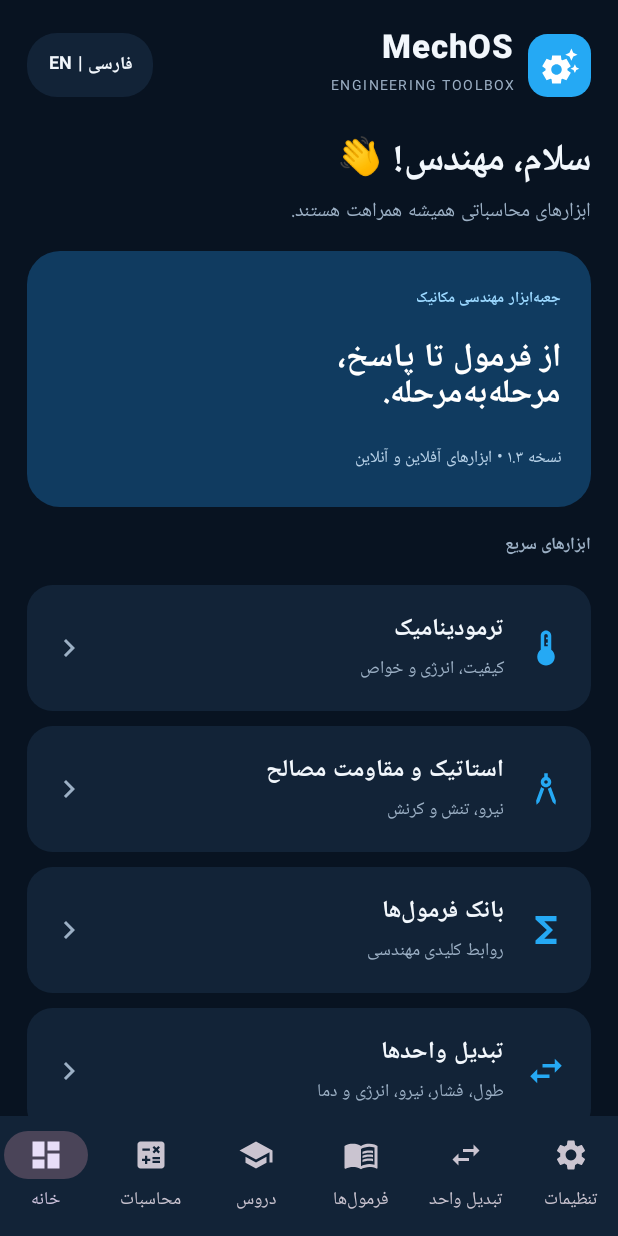
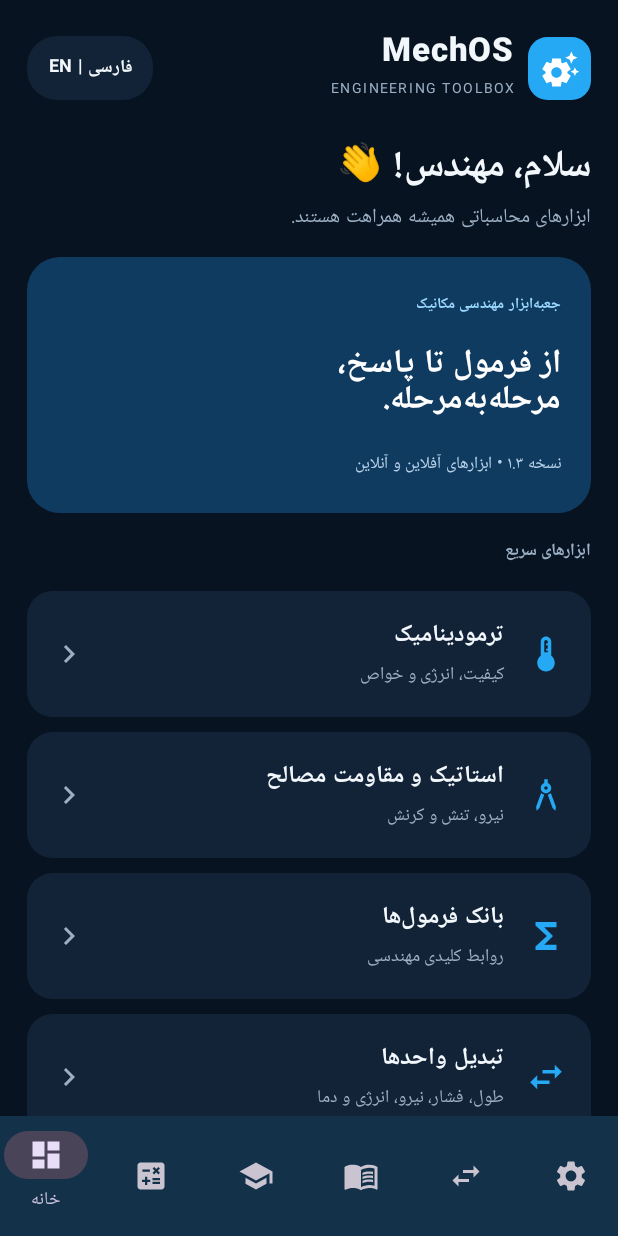
Before and after one commit to aria2004/MechOS, an Android app built with Jetpack Compose: the screen it shows after launch (MainActivity), on a phone screen of 412 x 824 dp. Run offline under Robolectric (Android 15) with nearby library versions, the phone set to English and light mode, and no system bars.

Commit message:
Make app layout responsive on compact phones and tablets

```diff
--- a/app/src/main/java/com/mechnos/app/MainActivity.kt
+++ b/app/src/main/java/com/mechnos/app/MainActivity.kt
@@ -49,25 +49,28 @@ fun MechOSApp() {
     val fa = !english
     MaterialTheme(colorScheme = if (dark) darkColorScheme(primary=Blue, background=bg, surface=surface) else lightColorScheme(primary=Color(0xFF087FC2), background=bg, surface=surface)) {
         Scaffold(containerColor=bg, bottomBar={
-            NavigationBar(containerColor=surface) {
-                NavigationBarItem(selected=page==0,onClick={page=0},icon={Icon(Icons.Default.Dashboard,null)},label={Text(if(fa) "خانه" else "Home")})
-                NavigationBarItem(selected=page==1,onClick={page=1},icon={Icon(Icons.Default.Calculate,null)},label={Text(if(fa) "محاسبات" else "Calculator")})
-                NavigationBarItem(selected=page==2,onClick={page=2},icon={Icon(Icons.Default.School,null)},label={Text(if(fa) "دروس" else "Courses")})
-                NavigationBarItem(selected=page==3,onClick={page=3},icon={Icon(Icons.Default.MenuBook,null)},label={Text(if(fa) "فرمول‌ها" else "Formulas")})
-                NavigationBarItem(selected=page==4,onClick={page=4},icon={Icon(Icons.Default.SwapHoriz,null)},label={Text(if(fa) "تبدیل واحد" else "Convert")})
-                NavigationBarItem(selected=page==5,onClick={page=5},icon={Icon(Icons.Default.Settings,null)},label={Text(if(fa) "تنظیمات" else "Settings")})
+            NavigationBar(containerColor=surface, tonalElevation=5.dp) {
+                NavigationBarItem(selected=page==0,onClick={page=0},icon={Icon(Icons.Default.Dashboard,null)},label={Text(if(fa) "خانه" else "Home", maxLines=1)},alwaysShowLabel=false)
+                NavigationBarItem(selected=page==1,onClick={page=1},icon={Icon(Icons.Default.Calculate,null)},label={Text(if(fa) "محاسبات" else "Calculator", maxLines=1)},alwaysShowLabel=false)
+                NavigationBarItem(selected=page==2,onClick={page=2},icon={Icon(Icons.Default.School,null)},label={Text(if(fa) "دروس" else "Courses", maxLines=1)},alwaysShowLabel=false)
+                NavigationBarItem(selected=page==3,onClick={page=3},icon={Icon(Icons.Default.MenuBook,null)},label={Text(if(fa) "فرمول‌ها" else "Formulas", maxLines=1)},alwaysShowLabel=false)
+                NavigationBarItem(selected=page==4,onClick={page=4},icon={Icon(Icons.Default.SwapHoriz,null)},label={Text(if(fa) "تبدیل" else "Convert", maxLines=1)},alwaysShowLabel=false)
+                NavigationBarItem(selected=page==5,onClick={page=5},icon={Icon(Icons.Default.Settings,null)},label={Text(if(fa) "تنظیمات" else "Settings", maxLines=1)},alwaysShowLabel=false)
             }
         }) { padding ->
             CompositionLocalProvider(LocalLayoutDirection provides if(fa) LayoutDirection.Rtl else LayoutDirection.Ltr) {
-            Column(Modifier.fillMaxSize().background(bg).padding(padding).padding(horizontal=18.dp)) {
-                Row(Modifier.fillMaxWidth().padding(top=18.dp,bottom=18.dp), horizontalArrangement=Arrangement.SpaceBetween, verticalAlignment=Alignment.CenterVertically) {
+            BoxWithConstraints(Modifier.fillMaxSize().background(bg).padding(padding)) {
+                val compact = maxWidth < 380.dp
+                val sidePadding = when { maxWidth < 360.dp -> 12.dp; maxWidth < 600.dp -> 18.dp; else -> 28.dp }
+                Column(Modifier.fillMaxSize().widthIn(max=920.dp).align(Alignment.TopCenter).padding(horizontal=sidePadding)) {
+                Row(Modifier.fillMaxWidth().padding(top=if(compact) 12.dp else 20.dp,bottom=if(compact) 12.dp else 20.dp), horizontalArrangement=Arrangement.SpaceBetween, verticalAlignment=Alignment.CenterVertically) {
                     Row(verticalAlignment=Alignment.CenterVertically) {
                         Box(Modifier.size(42.dp).background(Blue, RoundedCornerShape(13.dp)), contentAlignment=Alignment.Center) {
                             Icon(Icons.Default.SettingsSuggest, null, tint=Color.White, modifier=Modifier.size(28.dp))
                         }
                         Spacer(Modifier.width(10.dp))
                         Column {
-                            Text("MechOS", color=fg, fontWeight=FontWeight.Black, fontSize=22.sp)
+                            Text("MechOS", color=fg, fontWeight=FontWeight.Black, fontSize=if(compact) 19.sp else 22.sp)
                             Text("ENGINEERING TOOLBOX", color=muted, fontSize=9.sp, letterSpacing=1.5.sp)
                         }
                     }
@@ -88,6 +91,7 @@ fun MechOSApp() {
                     else -> QuizPage(fa, fg, muted, surface)
                 }
             }
+                }
             }
         }
     }
```
